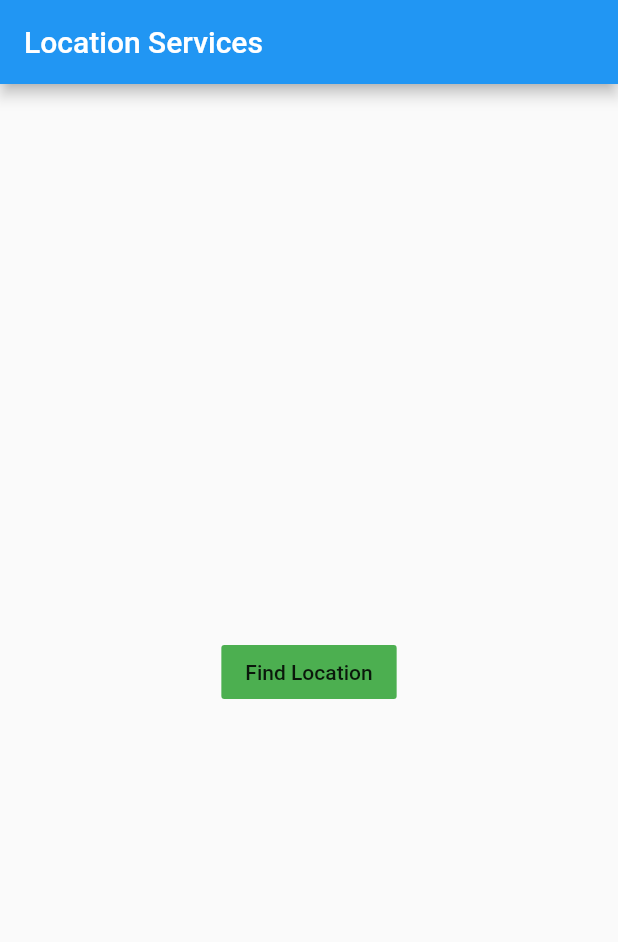
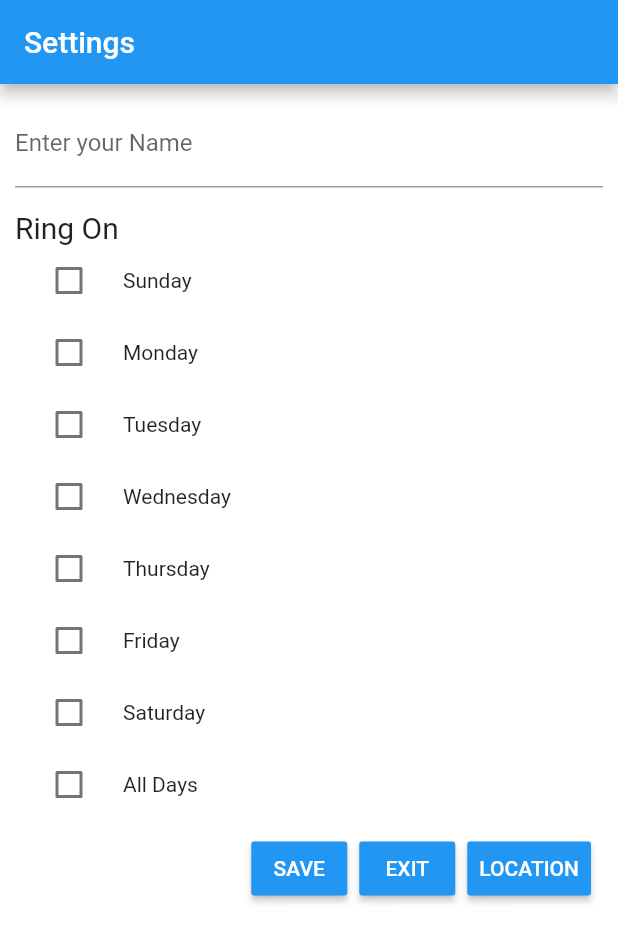
Before and after one commit to Janhavi23/gaadicalls_user, a Flutter app: the screen it shows after launch, on a phone screen of 412 x 824 dp. Shown: the top 942 px of the screen. Run offline on Flutter 3.47's test engine with Material 2 defaults, Android fonts, the phone set to English and light mode, and no system bars; our stand-ins replace geolocator.

Commit message:
integrated location and settings

```diff
--- /dev/null
+++ b/lib/grouped_buttons.dart
@@ -0,0 +1,6 @@
+
+library grouped_buttons;
+
+export 'src/checkbox_group.dart';
+export 'src/radio_button_group.dart';
+export 'src/grouped_buttons_orientation.dart';
--- a/lib/main.dart
+++ b/lib/main.dart
@@ -1,53 +1,16 @@
 import 'package:flutter/material.dart';
-import 'package:geolocator/geolocator.dart';
+import 'settings.dart';
 
-void main() => runApp(App());
+void main() => runApp(new MyApp());
 
-class App extends StatefulWidget {
-  @override
-  _AppState createState() => _AppState();
-}
-
-class _AppState extends State<App> {
-
-  String _locationMessage = "";
-
-  void _getCurrentLocation() async {
-
-    final position = await Geolocator().getCurrentPosition(desiredAccuracy: LocationAccuracy.high);
-    print(position);
-
-    setState(() {
-      _locationMessage = "${position.latitude}, ${position.longitude}";
-    });
-
-  }
-
-
-  // This widget is the root of your application.
+class MyApp extends StatelessWidget {
   @override
   Widget build(BuildContext context) {
-    return MaterialApp(
-        title: 'Flutter Demo',
-        home: Scaffold(
-            appBar: AppBar(
-                title: Text("Location Services")
-            ),
-            body: Align(
-              child: Column(
-                  mainAxisAlignment: MainAxisAlignment.center,
-                  children: <Widget>[
-                    Text(_locationMessage),
-                    FlatButton(
-                        onPressed: () {
-                          _getCurrentLocation();
-                        },
-                        color: Colors.green,
-                        child: Text("Find Location")
-                    )
-                  ]),
-            )
-        )
+    return new MaterialApp(
+      debugShowCheckedModeBanner: false,
+      title: "GoGetters App",
+      theme: new ThemeData(primarySwatch: Colors.blue),
+      home: new Settings(),
     );
   }
 }
--- /dev/null
+++ b/lib/maps.dart
@@ -0,0 +1,53 @@
+import 'package:flutter/material.dart';
+import 'package:geolocator/geolocator.dart';
+
+
+
+class App extends StatefulWidget {
+  @override
+  _AppState createState() => _AppState();
+}
+
+class _AppState extends State<App> {
+
+  String _locationMessage = "";
+
+  void _getCurrentLocation() async {
+
+    final position = await Geolocator().getCurrentPosition(desiredAccuracy: LocationAccuracy.high);
+    print(position);
+
+    setState(() {
+      _locationMessage = "${position.latitude}, ${position.longitude}";
+    });
+
+  }
+
+
+  // This widget is the root of your application.
+  @override
+  Widget build(BuildContext context) {
+    return MaterialApp(
+        debugShowCheckedModeBanner: false,
+        home: Scaffold(
+            appBar: AppBar(
+                title: Text("Location Services")
+            ),
+            body: Align(
+              child: Column(
+                  mainAxisAlignment: MainAxisAlignment.center,
+                  children: <Widget>[
+                    Text(_locationMessage),
+                    FlatButton(
+                        onPressed: () {
+                          _getCurrentLocation();
+                        },
+                        color: Colors.green,
+                        child: Text("Find Location")
+                    )
+                  ]),
+            )
+        )
+    );
+  }
+}
--- /dev/null
+++ b/lib/settings.dart
@@ -0,0 +1,90 @@
+import 'package:flutter/material.dart';
+import './grouped_buttons.dart';
+import './maps.dart';
+class Settings extends StatefulWidget {
+  @override
+  State createState() => SettingPage();
+}
+
+class SettingPage extends State<Settings> {
+  @override
+  Widget build(BuildContext context) {
+    return  Scaffold(
+      backgroundColor: Colors.white,
+      appBar: AppBar(title: Text('Settings')),
+      body: Stack(
+        fit: StackFit.expand,
+        children: <Widget>[
+
+         // Image(
+           // image: new AssetImage("assets/bin.png"),
+            //fit: BoxFit.cover,
+            //colorBlendMode: BlendMode.darken,
+            //color: Colors.black87,
+          //),
+          Container(
+            padding: const EdgeInsets.all(10.0),
+            child: ListView(
+              children: <Widget>[
+                TextFormField(
+                  decoration: InputDecoration(
+                    labelText: 'Enter your Name',
+                  ),
+                  keyboardType: TextInputType.text,
+                ),
+                Padding(
+                  padding: const EdgeInsets.only(top: 15.0),
+                ),
+                Text("Ring On",
+                    style: TextStyle(
+                      fontSize: 20.0,
+                      fontWeight: FontWeight.normal,
+                    )),
+                CheckboxGroup(
+                  labels: <String>[
+                    "Sunday",
+                    "Monday",
+                    "Tuesday",
+                    "Wednesday",
+                    "Thursday",
+                    "Friday",
+                    "Saturday",
+                    "All Days",
+                  ],
+
+                  onChange: (bool isChecked, String label, int index) => print("isChecked: $isChecked   label: $label  index: $index"),
+                  onSelected: (List<String> checked) => print("checked: ${checked.toString()}"),
+                ),
+               ButtonBar(
+                 children: <Widget>[
+                   RaisedButton(
+                     onPressed: () {},
+                     child: Text('SAVE'),
+                     color: Colors.blue,
+                   ),
+                   RaisedButton(
+                     onPressed: () {},
+                     child: Text('EXIT'),
+                     color: Colors.blue,
+                   ),
+                   RaisedButton(
+                     onPressed: () {
+                       Navigator.push(
+                         context,
+                         MaterialPageRoute(builder: (context) => App()),
+                       );
+                     },
+                     child: Text('LOCATION'),
+                     color: Colors.blue,
+                   ),
+                 ],
+               ),
+              ],
+
+            ),
+          ),
+        ],
+      ),
+    );
+  }
+}
--- /dev/null
+++ b/lib/src/checkbox_group.dart
@@ -0,0 +1,177 @@
+
+
+import 'package:flutter/material.dart';
+import 'grouped_buttons_orientation.dart';
+
+class CheckboxGroup extends StatefulWidget {
+  /// A list of strings that describes each Checkbox. Each label must be distinct.
+  final List<String> labels;
+
+  /// Specifies which boxes to be automatically check.
+  /// Every element must match a label.
+  /// This is useful for clearing all selections (set it to []).
+  /// If this is non-null, then the user must handle updating this list; otherwise, the state of the CheckboxGroup won't change.
+  final List<String> checked;
+
+  /// Specifies which boxes should be disabled.
+  /// If this is non-null, no boxes will be disabled.
+  /// The strings passed to this must match the labels.
+  final List<String> disabled;
+
+  /// Called when the value of the CheckboxGroup changes.
+  final void Function(bool isChecked, String label, int index) onChange;
+
+  /// Called when the user makes a selection.
+  final void Function(List<String> selected) onSelected;
+
+  /// The style to use for the labels.
+  final TextStyle labelStyle;
+
+  /// Specifies the orientation to display elements.
+  final GroupedButtonsOrientation orientation;
+
+  /// Called when needed to build a CheckboxGroup element.
+  final Widget Function(Checkbox checkBox, Text label, int index) itemBuilder;
+
+  //THESE FIELDS ARE FOR THE CHECKBOX
+
+  /// The color to use when a Checkbox is checked.
+  final Color activeColor;
+
+  /// The color to use for the check icon when a Checkbox is checked.
+  final Color checkColor;
+
+  /// If true the checkbox's value can be true, false, or null.
+  final bool tristate;
+
+
+  //SPACING STUFF
+
+  /// Empty space in which to inset the CheckboxGroup.
+  final EdgeInsetsGeometry padding;
+
+  /// Empty space surrounding the CheckboxGroup.
+  final EdgeInsetsGeometry margin;
+
+  CheckboxGroup({
+    Key key,
+    @required this.labels,
+    this.checked,
+    this.disabled,
+    this.onChange,
+    this.onSelected,
+    this.labelStyle = const TextStyle(),
+    this.activeColor, //defaults to toggleableActiveColor,
+    this.checkColor = const Color(0xFFFFFFFF),
+    this.tristate = false,
+    this.orientation = GroupedButtonsOrientation.VERTICAL,
+    this.itemBuilder,
+    this.padding = const EdgeInsets.all(0.0),
+    this.margin = const EdgeInsets.all(0.0),
+  }) : super(key: key);
+
+
+  @override
+  _CheckboxGroupState createState() => _CheckboxGroupState();
+}
+
+
+
+class _CheckboxGroupState extends State<CheckboxGroup> {
+  List<String> _selected = [];
+
+  @override
+  void initState(){
+    super.initState();
+
+    //set the selected to the checked (if not null)
+    _selected = widget.checked ?? [];
+
+  }
+
+  @override
+  Widget build(BuildContext context) {
+
+    //set the selected to the checked (if not null)
+    if(widget.checked != null){
+      _selected = [];
+     _selected.addAll(widget.checked); //use add all to prevent a shallow copy
+    }
+
+
+    List<Widget> content = [];
+
+    for(int i = 0; i < widget.labels.length; i++){
+
+      Checkbox cb = Checkbox(
+                      value: _selected.contains(widget.labels.elementAt(i)),
+                      onChanged: (widget.disabled != null && widget.disabled.contains(widget.labels.elementAt(i))) ? null :
+                                    (bool isChecked) => onChanged(isChecked, i),
+                      checkColor: widget.checkColor,
+                      activeColor: widget.activeColor ?? Theme.of(context).toggleableActiveColor,
+                      tristate: widget.tristate,
+                    );
+
+      Text t = Text(
+        widget.labels.elementAt(i),
+        style: (widget.disabled != null && widget.disabled.contains(widget.labels.elementAt(i))) ?
+                  widget.labelStyle.apply(color: Theme.of(context).disabledColor) :
+                  widget.labelStyle
+      );
+
+
+
+      //use user defined method to build
+      if(widget.itemBuilder != null)
+        content.add(widget.itemBuilder(cb, t, i));
+      else{ //otherwise, use predefined method of building
+
+        //vertical orientation means Column with Row inside
+        if(widget.orientation == GroupedButtonsOrientation.VERTICAL){
+
+          content.add(Row(children: <Widget>[
+            SizedBox(width: 12.0),
+            cb,
+            SizedBox(width: 12.0),
+            t,
+          ]));
+
+        }else{ //horizontal orientation means Row with Column inside
+
+          content.add(Column(children: <Widget>[
+            cb,
+            SizedBox(width: 12.0),
+            t,
+          ]));
+
+        }
+
+      }
+    }
+
+    return Container(
+      padding: widget.padding,
+      margin: widget.margin,
+      child: widget.orientation == GroupedButtonsOrientation.VERTICAL ? Column(children: content) : Row(children: content),
+    );
+  }
+
+
+  void onChanged(bool isChecked, int i){
+    bool isAlreadyContained = _selected.contains(widget.labels.elementAt(i));
+
+    if(mounted){
+      setState(() {
+        if(!isChecked && isAlreadyContained){
+          _selected.remove(widget.labels.elementAt(i));
+        }else if(isChecked && !isAlreadyContained){
+          _selected.add(widget.labels.elementAt(i));
+        }
+
+        if(widget.onChange != null) widget.onChange(isChecked, widget.labels.elementAt(i), i);
+        if(widget.onSelected != null) widget.onSelected(_selected);
+      });
+    }
+  }
+
+}
--- /dev/null
+++ b/lib/src/grouped_buttons_orientation.dart
@@ -0,0 +1,5 @@
+
+enum GroupedButtonsOrientation{
+  HORIZONTAL,
+  VERTICAL,
+}
```
Also changed, not shown: lib/src/radio_button_group.dart (added, +147 -0 lines), 1 other file.
